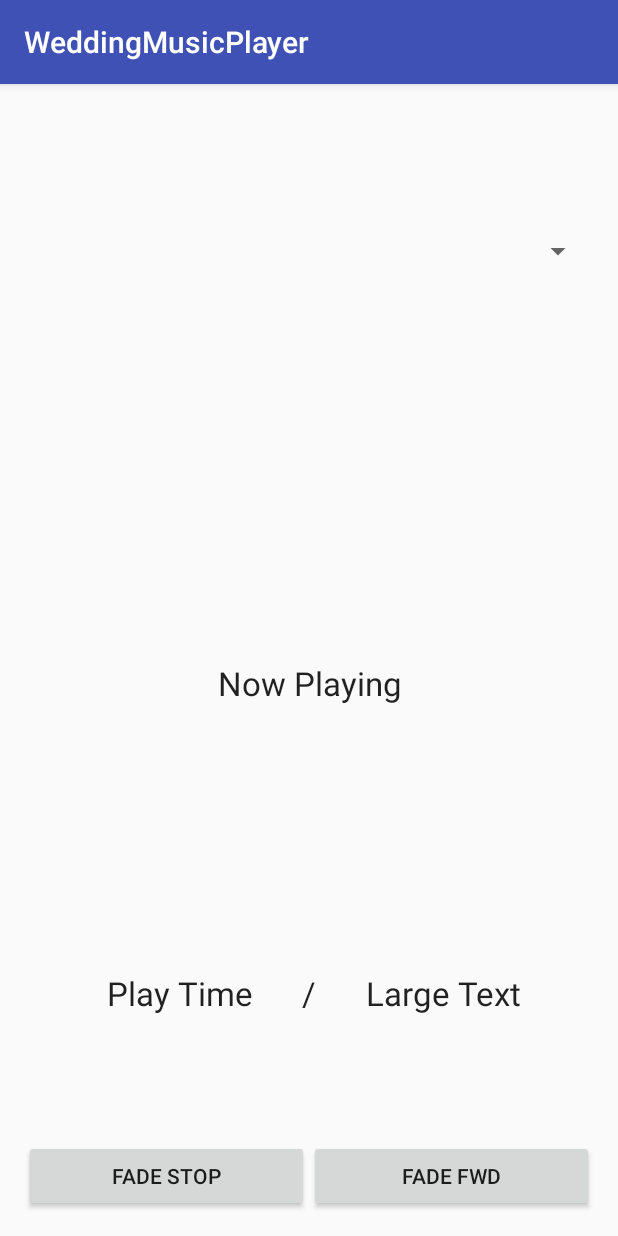
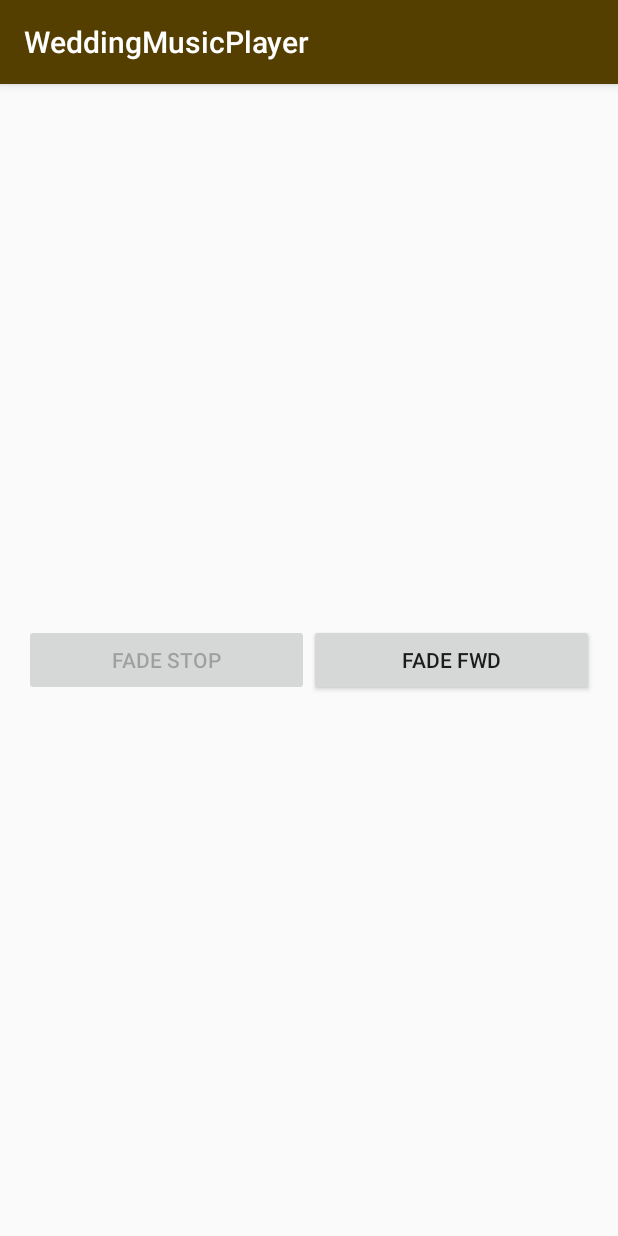
Before and after one commit to salmatador/WeddingMusicPlayer, an Android app: the screen it shows after launch (MainActivity), on a phone screen of 412 x 824 dp. Run offline under Robolectric (Android 15) with nearby library versions, the phone set to English and light mode, and no system bars.

Commit message:
Good Enough Clean Up

```diff
--- a/app/src/main/java/com/moonstub/weddingmusicplayer/MainActivity.java
+++ b/app/src/main/java/com/moonstub/weddingmusicplayer/MainActivity.java
@@ -4,74 +4,44 @@ import android.support.v7.app.AppCompatActivity;
 import android.os.Bundle;
 import android.view.View;
 import android.widget.Button;
-import android.widget.Toast;
-
-import java.io.IOException;
-import java.io.InputStream;
-import java.util.HashMap;
 
 public class MainActivity extends AppCompatActivity {
 
-    static final String GIVE_UP = "i wont give up";
-    static final String OPEN_DOOR = "love is an open door";
-    static final String IMPERIAL_MARCH = "the imperial march";
-    static final String SEE_YOU_AGAIN = "see you again";
-
     Button mFwdBtn;
     Button mStpBtn;
-    Button mBwdBtn;
 
-    MusicManager mMusicManager;
-    int mSongTracker = 3;
-    private String[] mSongStrings = {GIVE_UP, OPEN_DOOR, IMPERIAL_MARCH, SEE_YOU_AGAIN};
+    int mSongTracker = 0;
     private final int[] SONG_ID = new int[]{R.raw.see_you_again, R.raw.the_imperial_march, R.raw.love_is_an_open_door, R.raw.i_wont_give_up};
     private int NumberOfSongs = 4;
-    MusicController mc;
-    private boolean allStop = true;
+    MusicController mMusicController;
 
     @Override
     protected void onCreate(Bundle savedInstanceState) {
         super.onCreate(savedInstanceState);
         setContentView(R.layout.activity_main);
-        mc = new MusicController(this, SONG_ID);
-        //mMusicManager = new MusicManager(this);
-        //mMusicManager.setTracks(loadMusicFiles());
+
+        mMusicController = new MusicController(this, SONG_ID);
 
         mFwdBtn = (Button) findViewById(R.id.fade_fwd_btn);
         mFwdBtn.setOnClickListener(new View.OnClickListener() {
 
             @Override
             public void onClick(View v) {
-                mc.play(mSongTracker);
+                mMusicController.play(mSongTracker);
                 mSongTracker = (mSongTracker + 1) % NumberOfSongs;
+                mStpBtn.setEnabled(true);
             }
         });
         mStpBtn = (Button) findViewById(R.id.fade_stop_btn);
         mStpBtn.setOnClickListener(new View.OnClickListener() {
             @Override
             public void onClick(View v) {
-                mc.stop((mSongTracker - 1 >= 0) ? mSongTracker : SONG_ID.length - 1);
+                mMusicController.stop((mSongTracker - 1 >= 0) ? mSongTracker : SONG_ID.length - 1);
+                mStpBtn.setEnabled(false);
             }
         });
-//        mBwdBtn = (Button) findViewById(R.id.fade_bwd_btn);
-//        mBwdBtn.setOnClickListener(new View.OnClickListener() {
-//            @Override
-//            public void onClick(View v) {
-//                mc.play(mSongTracker);
-//                mSongTracker = (mSongTracker - 1 >= 0) ? (mSongTracker - 1) : NumberOfSongs - 1;
-//            }
-//        });
     }
 
-    private HashMap<String, InputStream> loadMusicFiles() {
-        HashMap<String, InputStream> temp = new HashMap<>();
-        for (String fileName : mSongStrings) {
-            try {
-                temp.put(fileName, getAssets().open(fileName));
-            } catch (IOException e) {
-                Toast.makeText(this, "Error Loading..." + fileName, Toast.LENGTH_LONG).show();
-            }
-        }
-        return temp;
-    }
+
+
 }
--- a/app/src/main/res/layout/activity_main.xml
+++ b/app/src/main/res/layout/activity_main.xml
@@ -12,82 +12,29 @@
     tools:context="com.moonstub.weddingmusicplayer.MainActivity">
 
     <LinearLayout
-        android:orientation="vertical"
-        android:layout_width="match_parent"
-        android:layout_height="0dp"
-        android:layout_alignParentTop="true"
-        android:layout_centerHorizontal="true"
-        android:layout_weight="2">
-
-        <Spinner
-            android:layout_width="match_parent"
-            android:layout_height="0dp"
-            android:layout_weight="1"/>
-
-        <TextView
-            android:layout_width="match_parent"
-            android:layout_height="0dp"
-            android:textAppearance="?android:attr/textAppearanceLarge"
-            android:text="Now Playing"
-            android:layout_weight="2"
-            android:textAlignment="center"
-            android:gravity="center"/>
-
-    </LinearLayout>
-
-    <LinearLayout
         android:orientation="horizontal"
         android:layout_width="match_parent"
-        android:layout_height="wrap_content"
-        android:layout_alignParentBottom="true"
-        android:layout_alignParentEnd="true"
-        android:layout_marginBottom="83dp">
-
-        <TextView
-            android:layout_width="0dp"
-            android:layout_height="wrap_content"
-            android:textAppearance="?android:attr/textAppearanceLarge"
-            android:text="Play Time"
-            android:layout_gravity="end"
-            android:layout_weight="2"
-            android:textAlignment="textEnd"/>
-
-        <TextView
-            android:layout_width="0dp"
-            android:layout_height="wrap_content"
-            android:textAppearance="?android:attr/textAppearanceLarge"
-            android:text=" / "
-            android:textAlignment="center"
-            android:layout_weight="1"/>
-
-        <TextView
-            android:layout_width="0dp"
-            android:layout_height="wrap_content"
-            android:textAppearance="?android:attr/textAppearanceLarge"
-            android:text="Large Text"
-            android:layout_weight="2"/>
-    </LinearLayout>
-
-    <LinearLayout
-        android:orientation="horizontal"
-        android:layout_width="match_parent"
-        android:layout_height="wrap_content"
+        android:layout_height="match_parent"
         android:layout_centerVertical="true"
-        android:layout_alignParentStart="true">
+        android:layout_alignParentStart="true"
+        >
 
         <Button
             android:layout_width="0dp"
             android:layout_height="wrap_content"
             android:text="Fade Stop"
             android:id="@+id/fade_stop_btn"
-            android:layout_weight="1"/>
+            android:layout_weight="1"
+            android:enabled="false"
+            android:layout_gravity="center"/>
 
         <Button
             android:layout_width="0dp"
             android:layout_height="wrap_content"
             android:text="FADE FWD"
             android:id="@+id/fade_fwd_btn"
-            android:layout_weight="1"/>
+            android:layout_weight="1"
+            android:layout_gravity="center"/>
     </LinearLayout>
 
 </LinearLayout>
--- a/app/src/main/res/values/colors.xml
+++ b/app/src/main/res/values/colors.xml
@@ -1,6 +1,6 @@
 <?xml version="1.0" encoding="utf-8"?>
 <resources>
     <color name="colorPrimary">#3F51B5</color>
-    <color name="colorPrimaryDark">#303F9F</color>
+    <color name="colorPrimaryDark">#543F00</color>
     <color name="colorAccent">#FF4081</color>
 </resources>
--- a/app/src/main/res/values/styles.xml
+++ b/app/src/main/res/values/styles.xml
@@ -3,9 +3,9 @@
     <!-- Base application theme. -->
     <style name="AppTheme" parent="Theme.AppCompat.Light.DarkActionBar">
         <!-- Customize your theme here. -->
-        <item name="colorPrimary">@color/colorPrimary</item>
-        <item name="colorPrimaryDark">@color/colorPrimaryDark</item>
-        <item name="colorAccent">@color/colorAccent</item>
+        <item name="colorPrimary">@color/colorPrimaryDark</item>
+        <item name="colorPrimaryDark">@color/colorAccent</item>
+        <item name="colorAccent">@color/colorPrimary</item>
     </style>
 
 </resources>
```
Also changed, not shown: app/src/main/java/com/moonstub/weddingmusicplayer/MusicController.java (+4 -62 lines), app/src/main/java/com/moonstub/weddingmusicplayer/MusicManager.java (deleted, +0 -108 lines).
